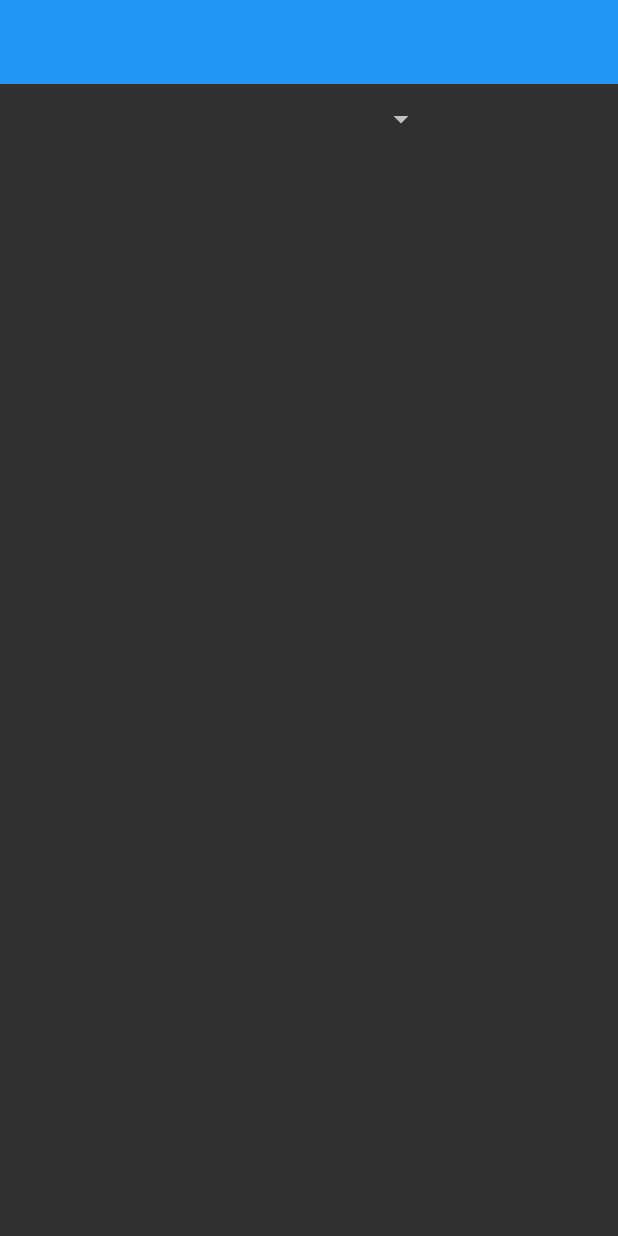
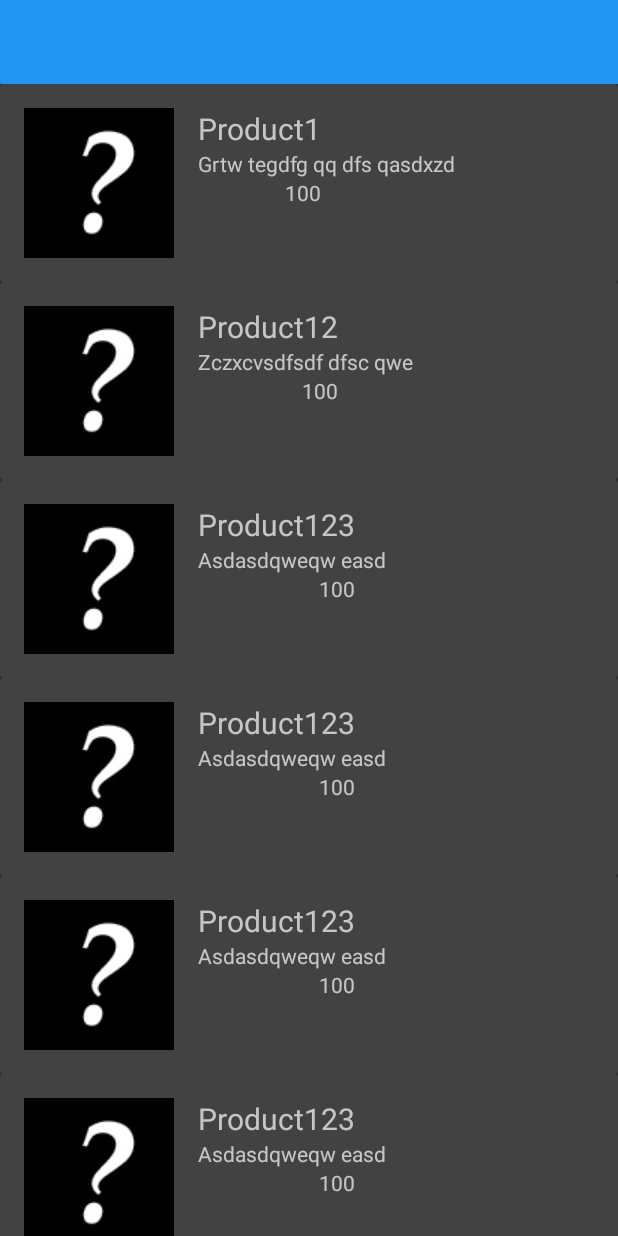
Before and after one commit to waydeem/android, an Android app: the screen it shows after launch (MainActivity), on a phone screen of 412 x 824 dp. Run offline under Robolectric (Android 15) with nearby library versions, the phone set to English and light mode, and no system bars; libraries missing offline, so code that uses them is left out: ca.mimic.oauth2library.

Commit message:
Add new classes and stub for recycler view

```diff
--- a/other/ProductHuntApplicationTest/app/build.gradle
+++ b/other/ProductHuntApplicationTest/app/build.gradle
@@ -26,6 +26,8 @@ dependencies {
     })
     compile 'com.android.support:appcompat-v7:25.3.1'
     compile 'com.android.support.constraint:constraint-layout:1.0.2'
+    compile 'com.android.support:recyclerview-v7:25.1.1'
+    compile 'com.android.support:cardview-v7:25.1.1'
     compile 'com.squareup.okhttp3:okhttp:3.8.1'
     compile 'ca.mimic:oauth2library:2.3.0'
     testCompile 'junit:junit:4.12'
--- a/other/ProductHuntApplicationTest/app/src/main/java/com/somecompanydomain/producthuntapplicationtest/DataExtractor.java
+++ b/other/ProductHuntApplicationTest/app/src/main/java/com/somecompanydomain/producthuntapplicationtest/DataExtractor.java
@@ -1,7 +1,11 @@
 package com.somecompanydomain.producthuntapplicationtest;
 
+import android.app.Activity;
 import android.os.AsyncTask;
+import android.os.Handler;
+import android.os.Message;
 import android.util.Log;
+import android.widget.ArrayAdapter;
 
 import org.json.JSONArray;
 import org.json.JSONException;
@@ -9,17 +13,19 @@ import org.json.JSONObject;
 
 import java.io.IOException;
 import java.util.ArrayList;
+import java.util.HashMap;
 import java.util.List;
+import java.util.Set;
 
-import okhttp3.Call;
 import okhttp3.OkHttpClient;
 import okhttp3.Request;
-import okhttp3.RequestBody;
 import okhttp3.Response;
 
 public class DataExtractor {
+    private Handler mHandler;
 
     List<String> categories;
+    HashMap<String,JSONArray> receivedData;
 
     OkHttpClient mClient;
   //  RequestBody mRequestBody;
@@ -28,51 +34,56 @@ public class DataExtractor {
     Response mResponse;
 
     JSONObject mJSONObject;// = null;
-    JSONArray mJSONArrayPosts;// = null;
+    JSONArray mJSONArray;// = null;
 
-    public JSONArray getJSONArrayPosts(String routePiece) {
-        AsyncTask.execute(new Runnable() {
-            @Override
-            public void run() {
+//    public JSONArray getJSONArrayPosts(String routePiece) {
+//        AsyncTask.execute(new Runnable() {
+//            @Override
+//            public void run() {
+//
+//                try {
+//                    mClient = new OkHttpClient();
+//                    mRequest = new Request.Builder()
+//                            .url("https://api.producthunt.com/v1/feed")
+//                            .addHeader("Accept", "application/json")
+//                            .addHeader("Content-Type", "application/json")
+//                            .addHeader("Authorization", "Bearer 591f99547f569b05ba7d8777e2e0824eea16c440292cce1f8dfb3952cc9937ff")
+//                            .addHeader("Host", "api.producthunt.com")
+//                            .build();
+//
+//                    mResponse = mClient.newCall(mRequest).execute();
+//                    String responseString = mResponse.body().string();
+//                    mJSONObject = new JSONObject(responseString);
+//                    mJSONArray = mJSONObject.getJSONArray("posts");
+//
+//                    System.out.println(responseString);
+//                    System.out.println(mResponse.headers());
+//                    System.out.println("\n\n " + mJSONArray);
+//                    Log.d(MainActivity.LOG_TAG, "POSTS ARRAY:  " + mJSONArray);
+//                } catch (IOException ioe) {
+//                    Log.d(MainActivity.LOG_TAG, "                           IOException ioe");
+//                } catch (JSONException joe) {
+//                    Log.d(MainActivity.LOG_TAG, "                           JSONException joe");
+//                }
+//
+//                System.out.println("YOU GOT BRAND NEW JSONOBJECT (DEFAULT CONSTRUCTOR)");
+//
+//            }
+//        });
+//        return mJSONArray;
+//    }
 
-                try {
-                    mClient = new OkHttpClient();
-                    mRequest = new Request.Builder()
-                            .url("https://api.producthunt.com/v1/feed")
-                            .addHeader("Accept", "application/json")
-                            .addHeader("Content-Type", "application/json")
-                            .addHeader("Authorization", "Bearer 591f99547f569b05ba7d8777e2e0824eea16c440292cce1f8dfb3952cc9937ff")
-                            .addHeader("Host", "api.producthunt.com")
-                            .build();
 
-                    mResponse = mClient.newCall(mRequest).execute();
-                    String responseString = mResponse.body().string();
-                    mJSONObject = new JSONObject(responseString);
-                    mJSONArrayPosts = mJSONObject.getJSONArray("posts");
-
-                    System.out.println(responseString);
-                    System.out.println(mResponse.headers());
-                    System.out.println("\n\n " + mJSONArrayPosts);
-                    Log.d(MainActivity.LOG_TAG, "POSTS ARRAY:  " + mJSONArrayPosts);
-                } catch (IOException ioe) {
-                    Log.d(MainActivity.LOG_TAG, "                           IOException ioe");
-                } catch (JSONException joe) {
-                    Log.d(MainActivity.LOG_TAG, "                           JSONException joe");
-                }
-
-                System.out.println("YOU GOT BRAND NEW JSONOBJECT (DEFAULT CONSTRUCTOR)");
-
-            }
-        });
-        return mJSONArrayPosts;
+    public void setCategories() {
+        categories = new ArrayList<>();
+        receivedData = new HashMap<>();
+        executeAsyncTask("categories");
     }
 
+    public void setPostsForCategory(String category) {
+        executeAsyncTask("categories/" + category.toLowerCase() + "/posts");
 
-    public JSONArray getJSONArrayCategories() {
-        categories = new ArrayList<>();
-        executeAsyncTask("categories");
-        //notifyAll();
-        return mJSONArrayPosts;
+
     }
 
     private void executeAsyncTask(final String routePart) {
@@ -93,23 +104,29 @@ public class DataExtractor {
                     mResponse = mClient.newCall(mRequest).execute();
                     String responseString = mResponse.body().string();
                     mJSONObject = new JSONObject(responseString);
-                    mJSONArrayPosts = mJSONObject.getJSONArray("categories");
+
 
                     if(routePart.equals("categories")) {
-
-                        for (int i = 0; i < mJSONArrayPosts.length(); i++) {
-                            categories.add(i, mJSONArrayPosts.getJSONObject(i).getString("name"));
+                        mJSONArray = mJSONObject.getJSONArray(routePart);
+                        for (int i = 0; i < mJSONArray.length(); i++) {
+                            categories.add(i, mJSONArray.getJSONObject(i).getString("name"));
+                            receivedData.put(categories.get(i), null);
                             System.out.println(categories.get(i));
                         }
+                    } else {
+                        mJSONArray = mJSONObject.getJSONArray("posts");
+                        receivedData.put(routePart, mJSONObject.getJSONArray("posts"));
+
+                        System.out.println(routePart + " " + mJSONObject.getJSONArray("posts"));
                     }
 
-                    System.out.println(mJSONArrayPosts.getJSONObject(3));
+
                     System.out.println(responseString);
 
-                } catch (IOException ioe) {
-                    ioe.printStackTrace();
-                } catch (JSONException joe) {
-                    joe.printStackTrace();
+                } catch (IOException iOE) {
+                    iOE.printStackTrace();
+                } catch (JSONException jOE) {
+                    jOE.printStackTrace();
                 }
 
             }
@@ -120,7 +137,8 @@ public class DataExtractor {
         return categories;
     }
 
-    public void setCategoriesSpinner(Spinner spinner) {
+    public Message getMessageForHandler(final Activity mainActivity) {
+        final Message msg = new Message();
         AsyncTask.execute(new Runnable() {
             @Override
             public void run() {
@@ -129,30 +147,31 @@ public class DataExtractor {
 
              //   System.out.println(mDataExtractor.getCategories() + "TATATATATTATA getCategory()");
 
-                mHandler = new Handler() {
-                    @Override
-                    public void handleMessage(Message msg) {
-                        ArrayAdapter<String> msgAdapter = (ArrayAdapter<String>) msg.obj;
-                        mSpinner.setAdapter(msgAdapter);
-                        }
-                    };
+//                mHandler = new Handler() {
+//                    @Override
+//                    public void handleMessage(Message msg) {
+//                        ArrayAdapter<String> msgAdapter = (ArrayAdapter<String>) msg.obj;
+//                        spinner.setAdapter(msgAdapter);
+//                        }
+//                    };
 
 
-                ArrayAdapter<String> dataAdapter = new ArrayAdapter<String>(MainActivity.this,
-                        android.R.layout.simple_spinner_item, mDataExtractor.getCategories());
+                ArrayAdapter<String> dataAdapter = new ArrayAdapter<String>(mainActivity,
+                        android.R.layout.simple_spinner_item, categories);
 
                 dataAdapter.setDropDownViewResource(android.R.layout.simple_spinner_dropdown_item);
 
-                Message msg = new Message();
+
                 msg.obj = dataAdapter;
 
-                mHandler.sendMessage(msg);
+//                mHandler.sendMessage(msg);
 
 
 
-                System.out.println(mDataExtractor.getCategories() + "TATATATATTATA2");
+           //     System.out.println(mDataExtractor.getCategories() + "TATATATATTATA2");
             }
         });
+        return msg;
 
     }
 }
--- a/other/ProductHuntApplicationTest/app/src/main/java/com/somecompanydomain/producthuntapplicationtest/MainActivity.java
+++ b/other/ProductHuntApplicationTest/app/src/main/java/com/somecompanydomain/producthuntapplicationtest/MainActivity.java
@@ -5,6 +5,8 @@ import android.os.Handler;
 import android.os.Message;
 import android.support.v7.app.AppCompatActivity;
 import android.os.Bundle;
+import android.support.v7.widget.LinearLayoutManager;
+import android.support.v7.widget.RecyclerView;
 import android.support.v7.widget.Toolbar;
 import android.util.Log;
 import android.view.View;
@@ -40,69 +42,61 @@ public class MainActivity extends AppCompatActivity {
     public static String LOG_TAG = "my_log";
     private Spinner mSpinner;
     private DataExtractor mDataExtractor;
-    private List<String> categoryList;
+//    private List<String> categoryList;
     private Handler mHandler;
+    private List<ProductCard> mProductCards;
+    private RecyclerView mRecyclerView;
 
     @Override
     protected void onCreate(Bundle savedInstanceState) {
         mDataExtractor = new DataExtractor();
-        categoryList = new ArrayList<>();
+//        categoryList = new ArrayList<>();
         mSpinner = (Spinner) findViewById(R.id.spinner);
-        super.onCreate(savedInstanceState);
-
-//         mHandler = new Handler() {
-//             @Override
-//             public void handleMessage(Message msg) {
-//                 ArrayAdapter<String> msgAdapter = (ArrayAdapter<String>) msg.obj;
-//                 mSpinner.setAdapter(msgAdapter);
-//             }
-//         };
 
 
+        setHandler();
+        super.onCreate(savedInstanceState);
         setContentView(R.layout.activity_main);
 
 
-        //setCategoryList();
+        LinearLayoutManager llm = new LinearLayoutManager(MainActivity.this);
+        mRecyclerView = (RecyclerView)findViewById(R.id.recycler_view);
+        mRecyclerView.setLayoutManager(llm);
 
-        mDataExtractor.getJSONArrayCategories();
-   //     CustomAddValues();
+        initializeData();
+
+        RecyclerViewAdapter recyclerViewAdapter = new RecyclerViewAdapter(mProductCards);
+        mRecyclerView.setAdapter(recyclerViewAdapter);
 
 
-//        System.out.println(categoryList + "TATATATATTATA3");
-
-//        mSpinner.setOnItemSelectedListener(new AdapterView.OnItemSelectedListener() {
-//            @Override
-//            public void onItemSelected(AdapterView<?> parent, View view, int position, long id) {
-//                System.out.print("BRYYA BTYA");
-//            }
-//
-//            @Override
-//            public void onNothingSelected(AdapterView<?> parent) {
-//                System.out.print("BRYYA");
-//            }
-//        });
+        mDataExtractor.setCategories();
+        mDataExtractor.setPostsForCategory("Tech");
+        CustomAddValues();
 
 
-        // mSpinner.setOnItemSelectedListener();
-//        Toolbar myToolbar = (Toolbar) findViewById(R.id.toolbar_my);
-//        setSupportActionBar(myToolbar);
-
-
-        //  mDataExtractor = new DataExtractor();
-
-        //mDataExtractor.getJSONArrayPosts();
 
     }
 
+    //test
+    private void initializeData(){
+        mProductCards = new ArrayList<>();
+        mProductCards.add(new ProductCard(R.drawable.pic100x100,"Product1", "Grtw tegdfg qq dfs qasdxzd", "100"));
+        mProductCards.add(new ProductCard(R.drawable.pic100x100,"Product12", "Zczxcvsdfsdf dfsc qwe", "100"));
+        mProductCards.add(new ProductCard(R.drawable.pic100x100,"Product123", "Asdasdqweqw easd", "100"));
+        mProductCards.add(new ProductCard(R.drawable.pic100x100,"Product123", "Asdasdqweqw easd", "100"));
+        mProductCards.add(new ProductCard(R.drawable.pic100x100,"Product123", "Asdasdqweqw easd", "100"));
+        mProductCards.add(new ProductCard(R.drawable.pic100x100,"Product123", "Asdasdqweqw easd", "100"));
+    }
+    //test
 
-    public void CustomAddValues() {
+    private void CustomAddValues() {
         AsyncTask.execute(new Runnable() {
             @Override
             public void run() {
 
                 mSpinner = (Spinner) findViewById(R.id.spinner);
 
-                System.out.println(mDataExtractor.getCategories() + "TATATATATTATA getCategory()");
+                //System.out.println(mDataExtractor.getCategories() + "TATATATATTATA getCategory()");
 
 
                 ArrayAdapter<String> dataAdapter = new ArrayAdapter<String>(MainActivity.this,
@@ -110,14 +104,27 @@ public class MainActivity extends AppCompatActivity {
 
                 dataAdapter.setDropDownViewResource(android.R.layout.simple_spinner_dropdown_item);
 
+
+//                RecyclerViewAdapter recyclerViewAdapter = new RecyclerViewAdapter(mProductCards);
+//                mRecyclerView.setAdapter(recyclerViewAdapter);
+
+
+
                 Message msg = new Message();
                 msg.obj = dataAdapter;
 
                 mHandler.sendMessage(msg);
-
-                System.out.println(mDataExtractor.getCategories() + "TATATATATTATA2");
             }
         });
+    }
 
+    private void setHandler() {
+        mHandler = new Handler() {
+            @Override
+            public void handleMessage(Message msg) {
+                ArrayAdapter<String> msgAdapter = (ArrayAdapter<String>) msg.obj;
+                mSpinner.setAdapter(msgAdapter);
+            }
+        };
     }
 }
--- /dev/null
+++ b/other/ProductHuntApplicationTest/app/src/main/java/com/somecompanydomain/producthuntapplicationtest/ProductCard.java
@@ -0,0 +1,59 @@
+package com.somecompanydomain.producthuntapplicationtest;
+
+public class ProductCard {
+
+//    private String thumbnail;
+    private String productName;
+    private String productDescription;
+//  private int upvotes;
+    private int thumbnail;
+    private String upvotes;
+
+
+
+//    public ProductCard(String thumbnail, String productName, String productDescription, int upvotes) {
+//        this.thumbnail = thumbnail;
+//        this.productName = productName;
+//        this.productDescription = productDescription;
+//        this.upvotes = upvotes;
+//    }
+
+    public ProductCard(int thumbnail, String productName, String productDescription, String upvotes) {
+        this.thumbnail = thumbnail;
+        this.productName = productName;
+        this.productDescription = productDescription;
+        this.upvotes = upvotes;
+    }
+
+    public int getThumbnail() {
+        return thumbnail;
+    }
+
+    public void setThumbnail(int thumbnail) {
+        this.thumbnail = thumbnail;
+    }
+
+    public String getProductName() {
+        return productName;
+    }
+
+    public void setProductName(String productName) {
+        this.productName = productName;
+    }
+
+    public String getProductDescription() {
+        return productDescription;
+    }
+
+    public void setProductDescription(String productDescription) {
+        this.productDescription = productDescription;
+    }
+
+    public String getUpvotes() {
+        return upvotes;
+    }
+
+    public void setUpvotes(String upvotes) {
+        this.upvotes = upvotes;
+    }
+}
--- /dev/null
+++ b/other/ProductHuntApplicationTest/app/src/main/java/com/somecompanydomain/producthuntapplicationtest/RecyclerViewAdapter.java
@@ -0,0 +1,55 @@
+package com.somecompanydomain.producthuntapplicationtest;
+
+import android.support.v7.widget.CardView;
+import android.support.v7.widget.RecyclerView;
+import android.view.LayoutInflater;
+import android.view.View;
+import android.view.ViewGroup;
+import android.widget.ImageView;
+import android.widget.TextView;
+
+import java.util.List;
+
+public class RecyclerViewAdapter extends RecyclerView.Adapter<RecyclerViewAdapter.ProductViewHolder> {
+    public static class ProductViewHolder extends RecyclerView.ViewHolder {
+        CardView productCard;
+        TextView productName;
+        TextView productDescription;
+        TextView upvotes;
+        ImageView thumbnail;
+
+        ProductViewHolder(View itemView) {
+            super(itemView);
+            productCard = (CardView) itemView.findViewById(R.id.product_card);
+            thumbnail = (ImageView) itemView.findViewById(R.id.thumbnail);
+            productName = (TextView) itemView.findViewById(R.id.product_name);
+            productDescription = (TextView) itemView.findViewById(R.id.product_description);
+            upvotes = (TextView) itemView.findViewById(R.id.upvotes);
+        }
+    }
+
+    List<ProductCard> productCards;
+    RecyclerViewAdapter(List<ProductCard> productCards) {
+            this.productCards = productCards;
+    }
+
+    @Override
+    public int getItemCount() {
+        return productCards.size();
+    }
+
+    @Override
+    public ProductViewHolder onCreateViewHolder(ViewGroup viewGroup, int i) {
+        View v = LayoutInflater.from(viewGroup.getContext()).inflate(R.layout.card_view, viewGroup, false);
+        ProductViewHolder pvh = new ProductViewHolder(v);
+        return pvh;
+    }
+
+    @Override
+    public void onBindViewHolder(ProductViewHolder productViewHolder, int i) {
+        productViewHolder.thumbnail.setImageResource(productCards.get(i).getThumbnail());
+        productViewHolder.productName.setText(productCards.get(i).getProductName());
+        productViewHolder.productDescription.setText(productCards.get(i).getProductDescription());
+        productViewHolder.upvotes.setText(productCards.get(i).getUpvotes());
+    }
+}
--- a/other/ProductHuntApplicationTest/app/src/main/res/layout/activity_main.xml
+++ b/other/ProductHuntApplicationTest/app/src/main/res/layout/activity_main.xml
@@ -13,6 +13,7 @@
         layout="@layout/toolbar"
         android:layout_width="0dp"
         android:layout_height="wrap_content"
+        android:visibility="visible"
         app:layout_constraintHorizontal_bias="1.0"
         app:layout_constraintLeft_toLeftOf="parent"
         app:layout_constraintRight_toRightOf="parent"
@@ -22,14 +23,38 @@
         android:id="@+id/spinner"
         android:layout_width="169dp"
         android:layout_height="31dp"
-        android:spinnerMode="dropdown"
+        android:layout_marginBottom="8dp"
+        android:layout_marginLeft="20dp"
+        android:layout_marginTop="8dp"
+        android:visibility="visible"
+        app:layout_constraintBottom_toBottomOf="@+id/toolbar_my"
+        app:layout_constraintLeft_toLeftOf="parent"
+        app:layout_constraintTop_toTopOf="@+id/toolbar_my"
+        android:layout_marginStart="20dp"/>
+
+    <android.support.v7.widget.RecyclerView
+        android:id="@+id/recycler_view"
+        android:layout_width="0dp"
+        android:layout_height="0dp"
         app:layout_constraintLeft_toLeftOf="parent"
         app:layout_constraintRight_toRightOf="parent"
-        app:layout_constraintHorizontal_bias="0.502"
-        android:layout_marginTop="8dp"
-        android:layout_marginLeft="8dp"
-        android:layout_marginRight="8dp"
-        app:layout_constraintTop_toBottomOf="@+id/toolbar_my"/>
+        app:layout_constraintBottom_toBottomOf="parent"
+        app:layout_constraintHorizontal_bias="0.0"
+        app:layout_constraintVertical_bias="0.0"
+        app:layout_constraintTop_toBottomOf="@+id/toolbar_my"
+        />
+
+    <!--   <android.support.v7.widget.Toolbar
+           android:id="@+id/toolbar2"
+           android:layout_width="0dp"
+           android:layout_height="wrap_content"
+           android:background="?attr/colorPrimary"
+           android:minHeight="?attr/actionBarSize"
+           android:theme="?attr/actionBarTheme"
+           app:layout_constraintLeft_toLeftOf="parent"
+           app:layout_constraintRight_toRightOf="parent"
+           tools:layout_editor_absoluteY="104dp"/> -->
+
 
     <!-- android:entries="@array/student_class"
            android:prompt="@string/class_prompt" -->
--- /dev/null
+++ b/other/ProductHuntApplicationTest/app/src/main/res/layout/card_view.xml
@@ -0,0 +1,56 @@
+<?xml version="1.0" encoding="utf-8"?>
+<LinearLayout xmlns:android="http://schemas.android.com/apk/res/android"
+              android:layout_width="match_parent" android:layout_height="wrap_content"
+
+    >
+
+    <android.support.v7.widget.CardView
+        android:id="@+id/product_card"
+        android:layout_width="match_parent"
+        android:layout_height="wrap_content"
+        >
+
+        <RelativeLayout
+            android:layout_width="match_parent"
+            android:layout_height="wrap_content"
+            android:padding="16dp"
+            >
+
+            <ImageView
+                android:id="@+id/thumbnail"
+                android:layout_width="100dp"
+                android:layout_height="100dp"
+                android:layout_alignParentLeft="true"
+                android:layout_alignParentTop="true"
+                android:layout_marginRight="16dp"
+                />
+
+            <TextView
+                android:id="@+id/product_name"
+                android:layout_width="wrap_content"
+                android:layout_height="wrap_content"
+                android:layout_alignParentTop="true"
+                android:layout_toRightOf="@+id/thumbnail"
+                android:text="Product Name"
+                android:textSize="20sp"/>
+
+            <TextView
+                android:id="@+id/product_description"
+                android:layout_width="wrap_content"
+                android:layout_height="wrap_content"
+                android:layout_below="@+id/product_name"
+                android:layout_toRightOf="@+id/thumbnail"
+                android:textSize="14sp"
+                android:text="Some description and other kinds of stuffey stuff"/>
+
+            <TextView
+                android:id="@+id/upvotes"
+                android:layout_width="wrap_content"
+                android:layout_height="wrap_content"
+                android:layout_alignEnd="@+id/product_name"
+                android:layout_alignRight="@+id/product_name"
+                android:layout_below="@+id/product_description"
+                android:text="100"/>
+        </RelativeLayout>
+    </android.support.v7.widget.CardView>
+</LinearLayout>
--- a/other/ProductHuntApplicationTest/app/src/main/res/layout/toolbar.xml
+++ b/other/ProductHuntApplicationTest/app/src/main/res/layout/toolbar.xml
@@ -5,6 +5,4 @@
     android:layout_width="match_parent"
     android:layout_height="wrap_content"
     android:background="?attr/colorPrimary"
-
-
     android:minHeight="?android:attr/actionBarSize"/>
```
Also changed, not shown: other/ProductHuntApplicationTest/app/src/main/java/com/somecompanydomain/producthuntapplicationtest/DataProcessor.java (deleted, +0 -11 lines), other/ProductHuntApplicationTest/app/src/main/java/com/somecompanydomain/producthuntapplicationtest/DataSetter.java (added, +19 -0 lines), other/ProductHuntApplicationTest/app/src/main/res/drawable/pic100x100.jpg (added).
